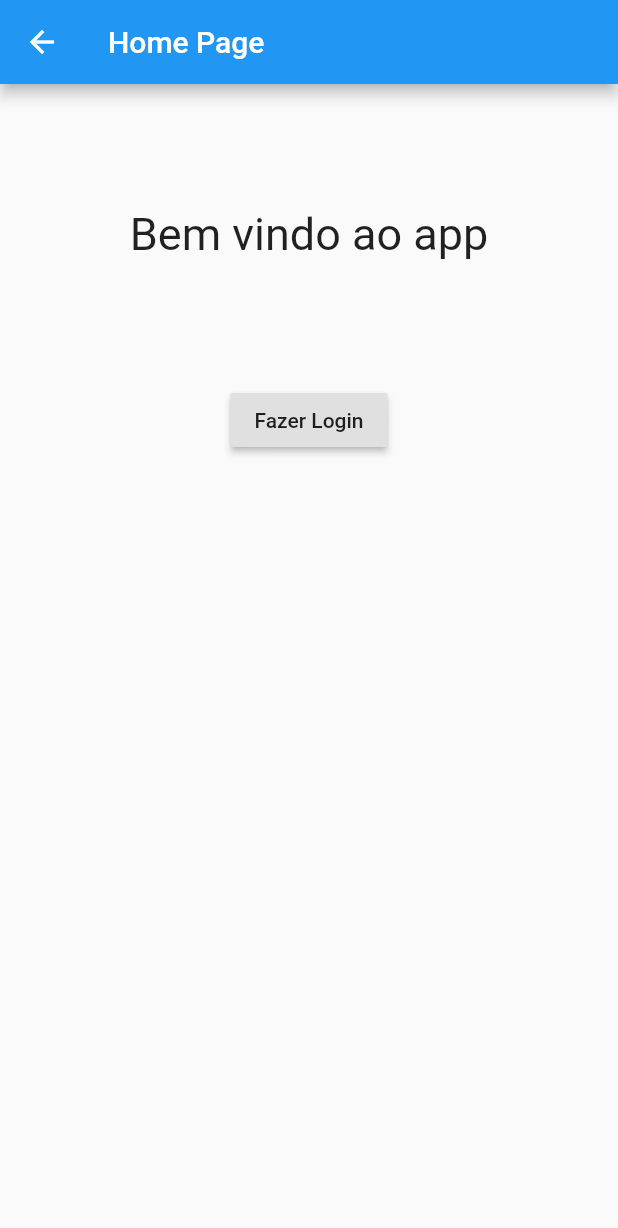
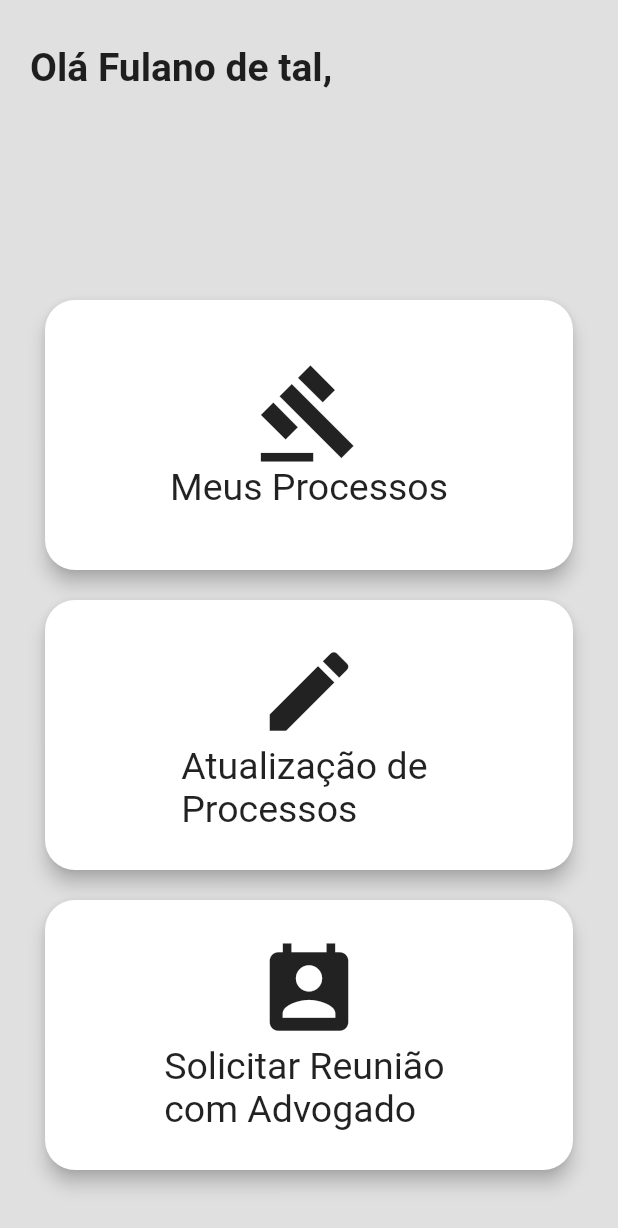
Before and after one commit to leomoita/Flutter, a Flutter app: the HomePage screen opened by its route, on a phone screen of 412 x 824 dp. Shown: the top 1228 px of the screen. Run offline on Flutter 3.47's test engine with Material 2 defaults, Android fonts, the phone set to English and light mode, and no system bars.

Commit message:
Implementação dos cards na pagina home

```diff
--- a/projeto_parcial/lib/src/components/home.dart
+++ b/projeto_parcial/lib/src/components/home.dart
@@ -1,33 +1,69 @@
 import 'package:flutter/material.dart';
 
-class HomePage extends StatelessWidget{
+class HomePage extends StatefulWidget {
+  @override
+  _HomePage createState() => _HomePage();
+}
 
-  @override
-    Widget build(BuildContext context){
-    return Scaffold(
-           appBar: AppBar(
-        title: Text('Home Page'),
-      ),
-      body: Center(
-        child: Column(
-          children: <Widget>[
-            Container(
-              height: 200,
-              child: Center(
-                child: Text('Bem vindo ao app', style: TextStyle(
-                  fontSize: 30
-                  )),
+class _HomePage extends State<HomePage> {
+  final _formkey = GlobalKey<FormState>();
+
+  _HomePage({this.icon, this.title, this.rota});
+  final IconData icon;
+  final String title;
+  final String rota;
+
+  Widget _buildMeusProcessosTF(icon, title, rota) {
+    return Container(
+      height: 200,
+      child: Card(
+        semanticContainer: true,
+        clipBehavior: Clip.antiAliasWithSaveLayer,
+        shape: RoundedRectangleBorder(
+          borderRadius: BorderRadius.circular(20.0),
+        ),
+        elevation: 5,
+        margin: EdgeInsets.all(10),
+        child: InkWell(
+          onTap: () => Navigator.pushNamed(context, rota),
+          child: Center(
+            child: Column(
+              mainAxisSize: MainAxisSize.min,
+              children: <Widget>[
+                Icon(
+                  icon,
+                  size: 70.0,
                 ),
+                Text(title, style: new TextStyle(fontSize: 25.0))
+              ],
             ),
-            RaisedButton(
-              child: Text('Fazer Login'),
-              onPressed: () {
-                Navigator.pushNamed(context, '/login');
-              },
-            )
-          ],
+          ),
         ),
       ),
     );
   }
+
+  @override
+  Widget build(BuildContext context) {
+    return Scaffold(
+        backgroundColor: Colors.grey[300],
+        body: Padding(
+          padding: const EdgeInsets.symmetric(vertical: 30.0, horizontal: 20.0),
+          child: Column(
+            crossAxisAlignment: CrossAxisAlignment.stretch,
+            children: <Widget>[
+              Text(
+                'Olá Fulano de tal,',
+                style: TextStyle(fontWeight: FontWeight.bold, fontSize: 26),
+              ),
+              Container(
+                height: 130,
+              ),
+              _buildMeusProcessosTF(Icons.gavel, 'Meus Processos', 'teste'),
+              _buildMeusProcessosTF(Icons.edit, 'Atualização de \nProcessos', 'teste'),
+              _buildMeusProcessosTF(Icons.perm_contact_calendar,'Solicitar Reunião \ncom Advogado', 'teste')
+            ],
+          ),
+        ));
+  }
 }
--- a/projeto_parcial/pubspec.yaml
+++ b/projeto_parcial/pubspec.yaml
@@ -49,6 +49,8 @@ flutter:
   # assets:
   #   - images/a_dot_burr.jpeg
   #   - images/a_dot_ham.jpeg
+  assets:
+    - assets/
 
   # An image asset can refer to one or more resolution-specific "variants", see
   # https://flutter.dev/assets-and-images/#resolution-aware.
```
Also changed, not shown: projeto_parcial/lib/src/components/cadastro.dart (+6 -10 lines), projeto_parcial/lib/src/components/cadsResponsive.dart (added, +58 -0 lines), projeto_parcial/lib/src/components/login.dart (+77 -69 lines), projeto_parcial/lib/src/utilities/constants.dart (added, +33 -0 lines), projeto_parcial/lib/utilities/constants.dart (deleted, +0 -25 lines), projeto_parcial/assets/logo.png (added).
